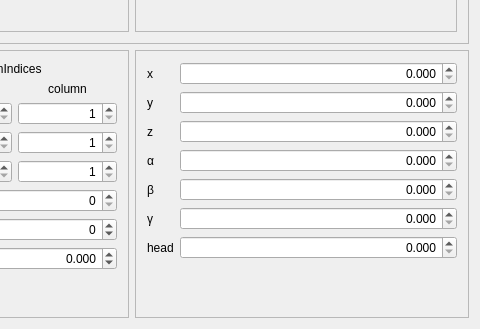
First picture: the form in src/ui-qt/base/ui_ecp_dialogs/wgt_plan.ui, repository ptroja/mrrocpp, before the edit; both pictures show x 216 to 696 and y 236 to 565 of the 696 by 565 pixel window.
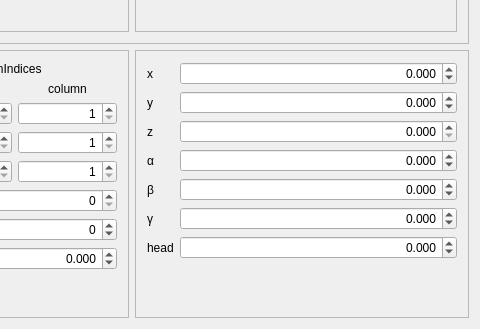
Second picture: the form after the edit.

Commit message: ui: check limits of plan input widgets

```diff
--- a/src/ui-qt/base/ui_ecp_dialogs/wgt_plan.ui
+++ b/src/ui-qt/base/ui_ecp_dialogs/wgt_plan.ui
@@ -438,6 +438,12 @@
           <property name="decimals">
            <number>3</number>
           </property>
+          <property name="minimum">
+           <double>-1.000000000000000</double>
+          </property>
+          <property name="maximum">
+           <double>1.000000000000000</double>
+          </property>
           <property name="singleStep">
            <double>0.010000000000000</double>
           </property>
@@ -458,6 +464,12 @@
           <property name="decimals">
            <number>3</number>
           </property>
+          <property name="minimum">
+           <double>-1.000000000000000</double>
+          </property>
+          <property name="maximum">
+           <double>1.000000000000000</double>
+          </property>
           <property name="singleStep">
            <double>0.010000000000000</double>
           </property>
@@ -498,6 +510,12 @@
           <property name="decimals">
            <number>3</number>
           </property>
+          <property name="minimum">
+           <double>-4.000000000000000</double>
+          </property>
+          <property name="maximum">
+           <double>4.000000000000000</double>
+          </property>
           <property name="singleStep">
            <double>0.010000000000000</double>
           </property>
@@ -525,6 +543,12 @@
           <property name="decimals">
            <number>3</number>
           </property>
+          <property name="minimum">
+           <double>-4.000000000000000</double>
+          </property>
+          <property name="maximum">
+           <double>4.000000000000000</double>
+          </property>
           <property name="singleStep">
            <double>0.010000000000000</double>
           </property>
@@ -538,6 +562,12 @@
           <property name="decimals">
            <number>3</number>
           </property>
+          <property name="minimum">
+           <double>-4.000000000000000</double>
+          </property>
+          <property name="maximum">
+           <double>4.000000000000000</double>
+          </property>
           <property name="singleStep">
            <double>0.010000000000000</double>
           </property>
@@ -558,6 +588,12 @@
           <property name="decimals">
            <number>3</number>
           </property>
+          <property name="minimum">
+           <double>-4.000000000000000</double>
+          </property>
+          <property name="maximum">
+           <double>4.000000000000000</double>
+          </property>
           <property name="singleStep">
            <double>0.010000000000000</double>
           </property>
```
Left out of the diff: 15 changed lines with no effect on the pictures. The commit also changes 2 other files.
